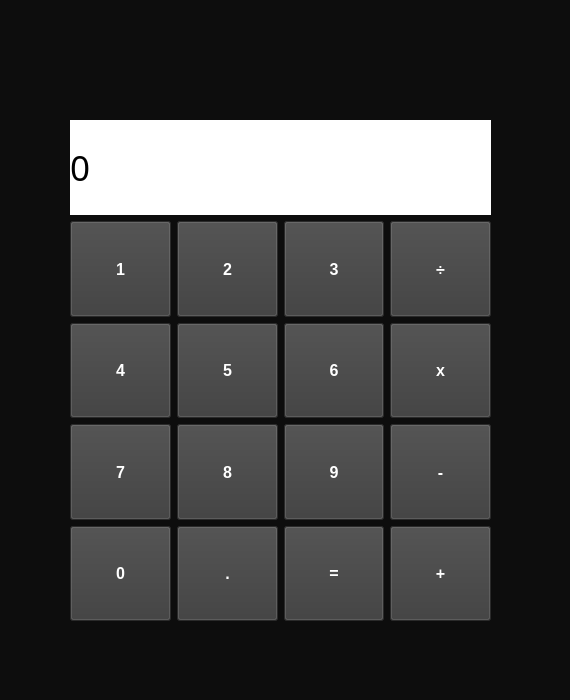
Above: frontend/calculator_window.ui from ibgarrido/simple-calculator-QT-Designer- before the change. Below: the same form after it.
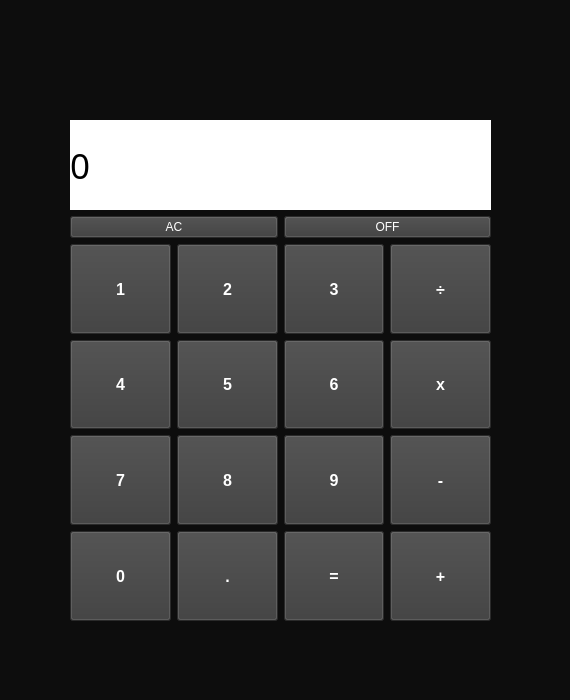
That is the form after the change.

```diff
--- a/frontend/calculator_window.ui
+++ b/frontend/calculator_window.ui
@@ -38,8 +38,8 @@
     </rect>
    </property>
    <layout class="QGridLayout" name="gridLayout">
-    <item row="2" column="2">
-     <widget class="QPushButton" name="boton_6">
+    <item row="5" column="0">
+     <widget class="QPushButton" name="boton_0">
       <property name="sizePolicy">
        <sizepolicy hsizetype="MinimumExpanding" vsizetype="Preferred">
         <horstretch>0</horstretch>
@@ -58,11 +58,59 @@
 background-color: rgb(59, 59, 59);</string>
       </property>
       <property name="text">
-       <string>6</string>
+       <string>0</string>
       </property>
      </widget>
     </item>
     <item row="2" column="3">
+     <widget class="QPushButton" name="boton_division">
+      <property name="sizePolicy">
+       <sizepolicy hsizetype="MinimumExpanding" vsizetype="Preferred">
+        <horstretch>0</horstretch>
+        <verstretch>0</verstretch>
+       </sizepolicy>
+      </property>
+      <property name="font">
+       <font>
+        <pointsize>12</pointsize>
+        <weight>75</weight>
+        <bold>true</bold>
+       </font>
+      </property>
+      <property name="styleSheet">
+       <string notr="true">color: rgb(255, 255, 255);
+background-color: rgb(59, 59, 59);</string>
+      </property>
+      <property name="text">
+       <string>÷</string>
+      </property>
+     </widget>
+    </item>
+    <item row="4" column="2">
+     <widget class="QPushButton" name="boton_9">
+      <property name="sizePolicy">
+       <sizepolicy hsizetype="MinimumExpanding" vsizetype="Preferred">
+        <horstretch>0</horstretch>
+        <verstretch>0</verstretch>
+       </sizepolicy>
+      </property>
+      <property name="font">
+       <font>
+        <pointsize>12</pointsize>
+        <weight>75</weight>
+        <bold>true</bold>
+       </font>
+      </property>
+      <property name="styleSheet">
+       <string notr="true">color: rgb(255, 255, 255);
+background-color: rgb(59, 59, 59);</string>
+      </property>
+      <property name="text">
+       <string>9</string>
+      </property>
+     </widget>
+    </item>
+    <item row="3" column="3">
      <widget class="QPushButton" name="boton_product">
       <property name="sizePolicy">
        <sizepolicy hsizetype="MinimumExpanding" vsizetype="Preferred">
@@ -86,7 +134,7 @@
       </property>
      </widget>
     </item>
-    <item row="3" column="3">
+    <item row="4" column="3">
      <widget class="QPushButton" name="boton_subtraction">
       <property name="sizePolicy">
        <sizepolicy hsizetype="MinimumExpanding" vsizetype="Preferred">
@@ -110,8 +158,8 @@
       </property>
      </widget>
     </item>
-    <item row="3" column="2">
-     <widget class="QPushButton" name="boton_9">
+    <item row="2" column="2">
+     <widget class="QPushButton" name="boton_3">
       <property name="sizePolicy">
        <sizepolicy hsizetype="MinimumExpanding" vsizetype="Preferred">
         <horstretch>0</horstretch>
@@ -130,132 +178,12 @@
 background-color: rgb(59, 59, 59);</string>
       </property>
       <property name="text">
-       <string>9</string>
-      </property>
-     </widget>
-    </item>
-    <item row="4" column="1">
-     <widget class="QPushButton" name="boton_decimal">
-      <property name="sizePolicy">
-       <sizepolicy hsizetype="MinimumExpanding" vsizetype="Preferred">
-        <horstretch>0</horstretch>
-        <verstretch>0</verstretch>
-       </sizepolicy>
-      </property>
-      <property name="font">
-       <font>
-        <pointsize>12</pointsize>
-        <weight>75</weight>
-        <bold>true</bold>
-       </font>
-      </property>
-      <property name="styleSheet">
-       <string notr="true">color: rgb(255, 255, 255);
-background-color: rgb(59, 59, 59);</string>
-      </property>
-      <property name="text">
-       <string>.</string>
-      </property>
-     </widget>
-    </item>
-    <item row="4" column="2">
-     <widget class="QPushButton" name="boton_equal">
-      <property name="sizePolicy">
-       <sizepolicy hsizetype="MinimumExpanding" vsizetype="Preferred">
-        <horstretch>0</horstretch>
-        <verstretch>0</verstretch>
-       </sizepolicy>
-      </property>
-      <property name="font">
-       <font>
-        <pointsize>12</pointsize>
-        <weight>75</weight>
-        <bold>true</bold>
-       </font>
-      </property>
-      <property name="styleSheet">
-       <string notr="true">color: rgb(255, 255, 255);
-background-color: rgb(59, 59, 59);</string>
-      </property>
-      <property name="text">
-       <string>=</string>
-      </property>
-     </widget>
-    </item>
-    <item row="4" column="3">
-     <widget class="QPushButton" name="boton_addition">
-      <property name="sizePolicy">
-       <sizepolicy hsizetype="MinimumExpanding" vsizetype="Preferred">
-        <horstretch>0</horstretch>
-        <verstretch>0</verstretch>
-       </sizepolicy>
-      </property>
-      <property name="font">
-       <font>
-        <pointsize>12</pointsize>
-        <weight>75</weight>
-        <bold>true</bold>
-       </font>
-      </property>
-      <property name="styleSheet">
-       <string notr="true">color: rgb(255, 255, 255);
-background-color: rgb(59, 59, 59);</string>
-      </property>
-      <property name="text">
-       <string>+</string>
-      </property>
-     </widget>
-    </item>
-    <item row="4" column="0">
-     <widget class="QPushButton" name="boton_0">
-      <property name="sizePolicy">
-       <sizepolicy hsizetype="MinimumExpanding" vsizetype="Preferred">
-        <horstretch>0</horstretch>
-        <verstretch>0</verstretch>
-       </sizepolicy>
-      </property>
-      <property name="font">
-       <font>
-        <pointsize>12</pointsize>
-        <weight>75</weight>
-        <bold>true</bold>
-       </font>
-      </property>
-      <property name="styleSheet">
-       <string notr="true">color: rgb(255, 255, 255);
-background-color: rgb(59, 59, 59);</string>
-      </property>
-      <property name="text">
-       <string>0</string>
-      </property>
-     </widget>
-    </item>
-    <item row="1" column="3">
-     <widget class="QPushButton" name="boton_division">
-      <property name="sizePolicy">
-       <sizepolicy hsizetype="MinimumExpanding" vsizetype="Preferred">
-        <horstretch>0</horstretch>
-        <verstretch>0</verstretch>
-       </sizepolicy>
-      </property>
-      <property name="font">
-       <font>
-        <pointsize>12</pointsize>
-        <weight>75</weight>
-        <bold>true</bold>
-       </font>
-      </property>
-      <property name="styleSheet">
-       <string notr="true">color: rgb(255, 255, 255);
-background-color: rgb(59, 59, 59);</string>
-      </property>
-      <property name="text">
-       <string>÷</string>
+       <string>3</string>
       </property>
      </widget>
     </item>
     <item row="2" column="1">
-     <widget class="QPushButton" name="boton_5">
+     <widget class="QPushButton" name="boton_2">
       <property name="sizePolicy">
        <sizepolicy hsizetype="MinimumExpanding" vsizetype="Preferred">
         <horstretch>0</horstretch>
@@ -274,59 +202,11 @@
 background-color: rgb(59, 59, 59);</string>
       </property>
       <property name="text">
-       <string>5</string>
+       <string>2</string>
       </property>
      </widget>
     </item>
     <item row="2" column="0">
-     <widget class="QPushButton" name="boton_4">
-      <property name="sizePolicy">
-       <sizepolicy hsizetype="MinimumExpanding" vsizetype="Preferred">
-        <horstretch>0</horstretch>
-        <verstretch>0</verstretch>
-       </sizepolicy>
-      </property>
-      <property name="font">
-       <font>
-        <pointsize>12</pointsize>
-        <weight>75</weight>
-        <bold>true</bold>
-       </font>
-      </property>
-      <property name="styleSheet">
-       <string notr="true">color: rgb(255, 255, 255);
-background-color: rgb(59, 59, 59);</string>
-      </property>
-      <property name="text">
-       <string>4</string>
-      </property>
-     </widget>
-    </item>
-    <item row="3" column="0">
-     <widget class="QPushButton" name="boton_7">
-      <property name="sizePolicy">
-       <sizepolicy hsizetype="MinimumExpanding" vsizetype="Preferred">
-        <horstretch>0</horstretch>
-        <verstretch>0</verstretch>
-       </sizepolicy>
-      </property>
-      <property name="font">
-       <font>
-        <pointsize>12</pointsize>
-        <weight>75</weight>
-        <bold>true</bold>
-       </font>
-      </property>
-      <property name="styleSheet">
-       <string notr="true">color: rgb(255, 255, 255);
-background-color: rgb(59, 59, 59);</string>
-      </property>
-      <property name="text">
-       <string>7</string>
-      </property>
-     </widget>
-    </item>
-    <item row="1" column="0">
      <widget class="QPushButton" name="boton_1">
       <property name="sizePolicy">
        <sizepolicy hsizetype="MinimumExpanding" vsizetype="Preferred">
@@ -350,54 +230,6 @@
       </property>
      </widget>
     </item>
-    <item row="1" column="1">
-     <widget class="QPushButton" name="boton_2">
-      <property name="sizePolicy">
-       <sizepolicy hsizetype="MinimumExpanding" vsizetype="Preferred">
-        <horstretch>0</horstretch>
-        <verstretch>0</verstretch>
-       </sizepolicy>
-      </property>
-      <property name="font">
-       <font>
-        <pointsize>12</pointsize>
-        <weight>75</weight>
-        <bold>true</bold>
-       </font>
-      </property>
-      <property name="styleSheet">
-       <string notr="true">color: rgb(255, 255, 255);
-background-color: rgb(59, 59, 59);</string>
-      </property>
-      <property name="text">
-       <string>2</string>
-      </property>
-     </widget>
-    </item>
-    <item row="1" column="2">
-     <widget class="QPushButton" name="boton_3">
-      <property name="sizePolicy">
-       <sizepolicy hsizetype="MinimumExpanding" vsizetype="Preferred">
-        <horstretch>0</horstretch>
-        <verstretch>0</verstretch>
-       </sizepolicy>
-      </property>
-      <property name="font">
-       <font>
-        <pointsize>12</pointsize>
-        <weight>75</weight>
-        <bold>true</bold>
-       </font>
-      </property>
-      <property name="styleSheet">
-       <string notr="true">color: rgb(255, 255, 255);
-background-color: rgb(59, 59, 59);</string>
-      </property>
-      <property name="text">
-       <string>3</string>
-      </property>
-     </widget>
-    </item>
     <item row="0" column="0" colspan="4">
      <widget class="QLabel" name="answer">
       <property name="font">
@@ -414,7 +246,7 @@
       </property>
      </widget>
     </item>
-    <item row="3" column="1">
+    <item row="4" column="1">
      <widget class="QPushButton" name="boton_8">
       <property name="sizePolicy">
        <sizepolicy hsizetype="MinimumExpanding" vsizetype="Preferred">
@@ -438,6 +270,196 @@
       </property>
      </widget>
     </item>
+    <item row="4" column="0">
+     <widget class="QPushButton" name="boton_7">
+      <property name="sizePolicy">
+       <sizepolicy hsizetype="MinimumExpanding" vsizetype="Preferred">
+        <horstretch>0</horstretch>
+        <verstretch>0</verstretch>
+       </sizepolicy>
+      </property>
+      <property name="font">
+       <font>
+        <pointsize>12</pointsize>
+        <weight>75</weight>
+        <bold>true</bold>
+       </font>
+      </property>
+      <property name="styleSheet">
+       <string notr="true">color: rgb(255, 255, 255);
+background-color: rgb(59, 59, 59);</string>
+      </property>
+      <property name="text">
+       <string>7</string>
+      </property>
+     </widget>
+    </item>
+    <item row="3" column="1">
+     <widget class="QPushButton" name="boton_5">
+      <property name="sizePolicy">
+       <sizepolicy hsizetype="MinimumExpanding" vsizetype="Preferred">
+        <horstretch>0</horstretch>
+        <verstretch>0</verstretch>
+       </sizepolicy>
+      </property>
+      <property name="font">
+       <font>
+        <pointsize>12</pointsize>
+        <weight>75</weight>
+        <bold>true</bold>
+       </font>
+      </property>
+      <property name="styleSheet">
+       <string notr="true">color: rgb(255, 255, 255);
+background-color: rgb(59, 59, 59);</string>
+      </property>
+      <property name="text">
+       <string>5</string>
+      </property>
+     </widget>
+    </item>
+    <item row="3" column="0">
+     <widget class="QPushButton" name="boton_4">
+      <property name="sizePolicy">
+       <sizepolicy hsizetype="MinimumExpanding" vsizetype="Preferred">
+        <horstretch>0</horstretch>
+        <verstretch>0</verstretch>
+       </sizepolicy>
+      </property>
+      <property name="font">
+       <font>
+        <pointsize>12</pointsize>
+        <weight>75</weight>
+        <bold>true</bold>
+       </font>
+      </property>
+      <property name="styleSheet">
+       <string notr="true">color: rgb(255, 255, 255);
+background-color: rgb(59, 59, 59);</string>
+      </property>
+      <property name="text">
+       <string>4</string>
+      </property>
+     </widget>
+    </item>
+    <item row="3" column="2">
+     <widget class="QPushButton" name="boton_6">
+      <property name="sizePolicy">
+       <sizepolicy hsizetype="MinimumExpanding" vsizetype="Preferred">
+        <horstretch>0</horstretch>
+        <verstretch>0</verstretch>
+       </sizepolicy>
+      </property>
+      <property name="font">
+       <font>
+        <pointsize>12</pointsize>
+        <weight>75</weight>
+        <bold>true</bold>
+       </font>
+      </property>
+      <property name="styleSheet">
+       <string notr="true">color: rgb(255, 255, 255);
+background-color: rgb(59, 59, 59);</string>
+      </property>
+      <property name="text">
+       <string>6</string>
+      </property>
+     </widget>
+    </item>
+    <item row="5" column="1">
+     <widget class="QPushButton" name="boton_decimal">
+      <property name="sizePolicy">
+       <sizepolicy hsizetype="MinimumExpanding" vsizetype="Preferred">
+        <horstretch>0</horstretch>
+        <verstretch>0</verstretch>
+       </sizepolicy>
+      </property>
+      <property name="font">
+       <font>
+        <pointsize>12</pointsize>
+        <weight>75</weight>
+        <bold>true</bold>
+       </font>
+      </property>
+      <property name="styleSheet">
+       <string notr="true">color: rgb(255, 255, 255);
+background-color: rgb(59, 59, 59);</string>
+      </property>
+      <property name="text">
+       <string>.</string>
+      </property>
+     </widget>
+    </item>
+    <item row="5" column="3">
+     <widget class="QPushButton" name="boton_addition">
+      <property name="sizePolicy">
+       <sizepolicy hsizetype="MinimumExpanding" vsizetype="Preferred">
+        <horstretch>0</horstretch>
+        <verstretch>0</verstretch>
+       </sizepolicy>
+      </property>
+      <property name="font">
+       <font>
+        <pointsize>12</pointsize>
+        <weight>75</weight>
+        <bold>true</bold>
+       </font>
+      </property>
+      <property name="styleSheet">
+       <string notr="true">color: rgb(255, 255, 255);
+background-color: rgb(59, 59, 59);</string>
+      </property>
+      <property name="text">
+       <string>+</string>
+      </property>
+     </widget>
+    </item>
+    <item row="5" column="2">
+     <widget class="QPushButton" name="boton_equal">
+      <property name="sizePolicy">
+       <sizepolicy hsizetype="MinimumExpanding" vsizetype="Preferred">
+        <horstretch>0</horstretch>
+        <verstretch>0</verstretch>
+       </sizepolicy>
+      </property>
+      <property name="font">
+       <font>
+        <pointsize>12</pointsize>
+        <weight>75</weight>
+        <bold>true</bold>
+       </font>
+      </property>
+      <property name="styleSheet">
+       <string notr="true">color: rgb(255, 255, 255);
+background-color: rgb(59, 59, 59);</string>
+      </property>
+      <property name="text">
+       <string>=</string>
+      </property>
+     </widget>
+    </item>
+    <item row="1" column="0" colspan="2">
+     <widget class="QPushButton" name="boton_AC">
+      <property name="styleSheet">
+       <string notr="true">color: rgb(255, 255, 255);
+background-color: rgb(59, 59, 59);</string>
+      </property>
+      <property name="text">
+       <string>AC</string>
+      </property>
+     </widget>
+    </item>
+    <item row="1" column="2" colspan="2">
+     <widget class="QPushButton" name="boton_OFF">
+      <property name="styleSheet">
+       <string notr="true">color: rgb(255, 255, 255);
+background-color: rgb(59, 59, 59);</string>
+      </property>
+      <property name="text">
+       <string>OFF</string>
+      </property>
+     </widget>
+    </item>
    </layout>
   </widget>
  </widget>
```
